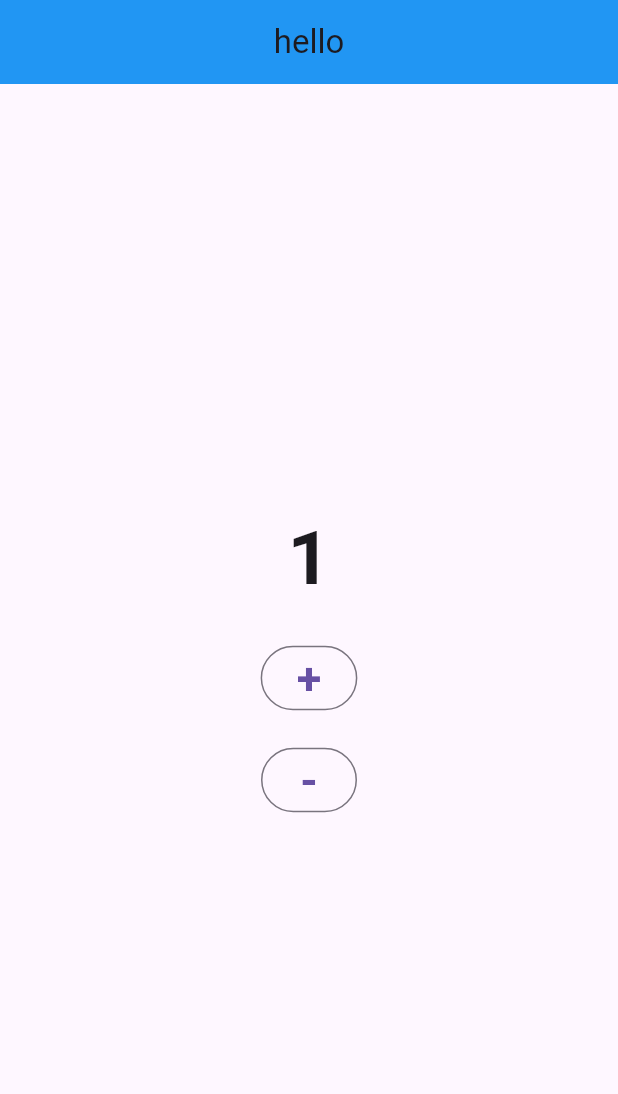
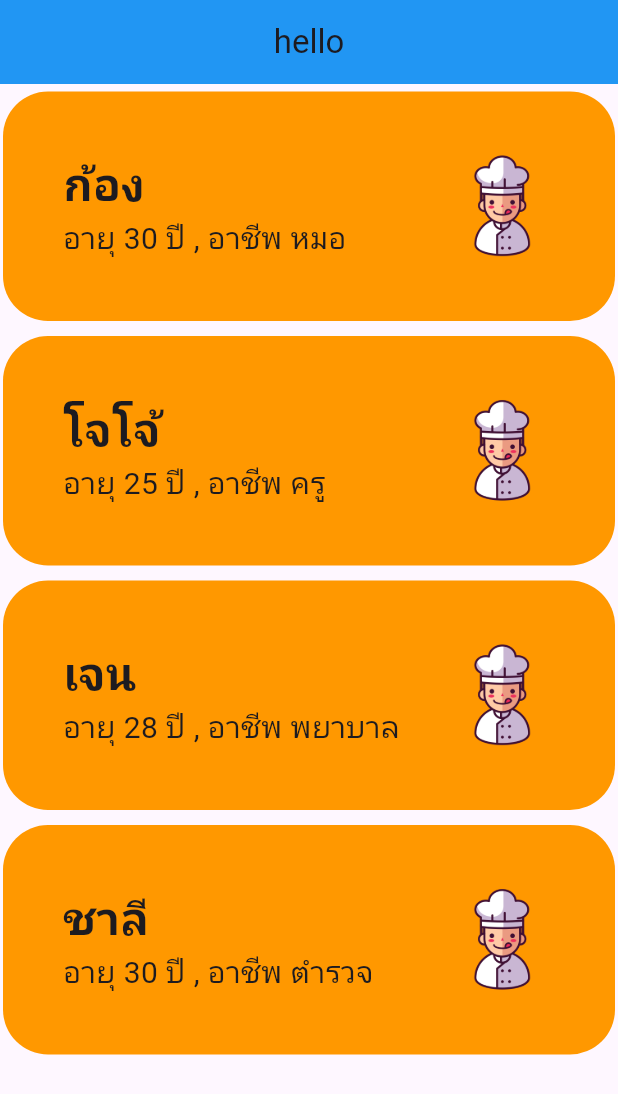
Before and after one commit to Napatpongc/LearningFlutter, a Flutter app: the screen it shows after launch, on a phone screen of 412 x 824 dp. Shown: the top 1094 px of the screen. Run offline on Flutter 3.47's test engine with Material 3 defaults, Android fonts, the phone set to English and light mode, and no system bars.

Commit message:
Data Models

```diff
--- a/myproject/lib/main.dart
+++ b/myproject/lib/main.dart
@@ -1,5 +1,4 @@
 import 'package:flutter/material.dart';
-import 'package:myproject/screens/home.dart';
 import 'package:myproject/screens/item.dart';
 
 void main() {
--- /dev/null
+++ b/myproject/lib/models/person.dart
@@ -0,0 +1,18 @@
+class Person{
+
+  Person({required this.name,required this.age,required this.job});
+
+  String name;
+  int age;
+  String job;
+
+
+}
+
+List<Person> data = [
+  Person(name: "ก้อง", age: 30, job: "หมอ"),
+  Person(name: "โจโจ้", age: 25, job: "ครู"),
+  Person(name: "เจน", age: 28, job: "พยาบาล"),
+  Person(name: "ชาลี", age: 30, job: "ตำรวจ"),
+
+];
--- a/myproject/lib/screens/item.dart
+++ b/myproject/lib/screens/item.dart
@@ -1,4 +1,5 @@
 import 'package:flutter/material.dart';
+import 'package:myproject/models/person.dart';
 
 class Item extends StatefulWidget {
   const Item({super.key});
@@ -8,50 +9,37 @@ class Item extends StatefulWidget {
 }
 
 class _ItemState extends State<Item> {
-  int quantity = 1;
-
-  void addQuantity() {
-    setState(() {
-      quantity++;
-    });
-  }
-
-  void subtracQuantity() {
-    setState(() {
-      quantity = quantity <= 0 ? 0 : quantity - 1;
-    });
-  }
-
   @override
   Widget build(BuildContext context) {
-    return Center(
-      child: Column(
-        mainAxisAlignment: MainAxisAlignment.center,
-        children: [
-          Text(
-            "$quantity",
-            style: TextStyle(fontSize: 50, fontWeight: FontWeight.bold),
-          ),
-          SizedBox(
-            height: 20,
-          ),
-          OutlinedButton(
-              onPressed: () {
-                addQuantity();
-              },
-              child: Text("+",
-                  style: TextStyle(fontSize: 30, fontWeight: FontWeight.bold))),
-          SizedBox(
-            height: 20,
-          ),
-          OutlinedButton(
-              onPressed: () {
-                subtracQuantity();
-              },
-              child: Text("-",
-                  style: TextStyle(fontSize: 30, fontWeight: FontWeight.bold)))
-        ],
-      ),
+    return ListView.builder(
+      itemCount: data.length,
+      itemBuilder: (context, index) {
+        return Container(
+            decoration: BoxDecoration(
+                borderRadius: BorderRadius.circular(30), color: Colors.orange),
+            margin: EdgeInsets.symmetric(horizontal: 2, vertical: 5),
+            padding: EdgeInsets.all(40),
+            child: Row(
+              mainAxisAlignment: MainAxisAlignment.spaceBetween,
+              children: [
+                Column(crossAxisAlignment: CrossAxisAlignment.start, children: [
+                  Text(
+                    data[index].name,
+                    style: TextStyle(fontSize: 30, fontWeight: FontWeight.bold),
+                  ),
+                  Text(
+                    "อายุ ${data[index].age} ปี , อาชีพ ${data[index].job}",
+                    style: TextStyle(fontSize: 20),
+                  )
+                ]),
+                Image.asset(
+                  "assets/images/pic1.png",
+                  width: 70,
+                  height: 70,
+                )
+              ],
+            ));
+      },
     );
   }
 }
```
Also changed, not shown: myproject/lib/screens/home.dart (deleted, +0 -17 lines).
